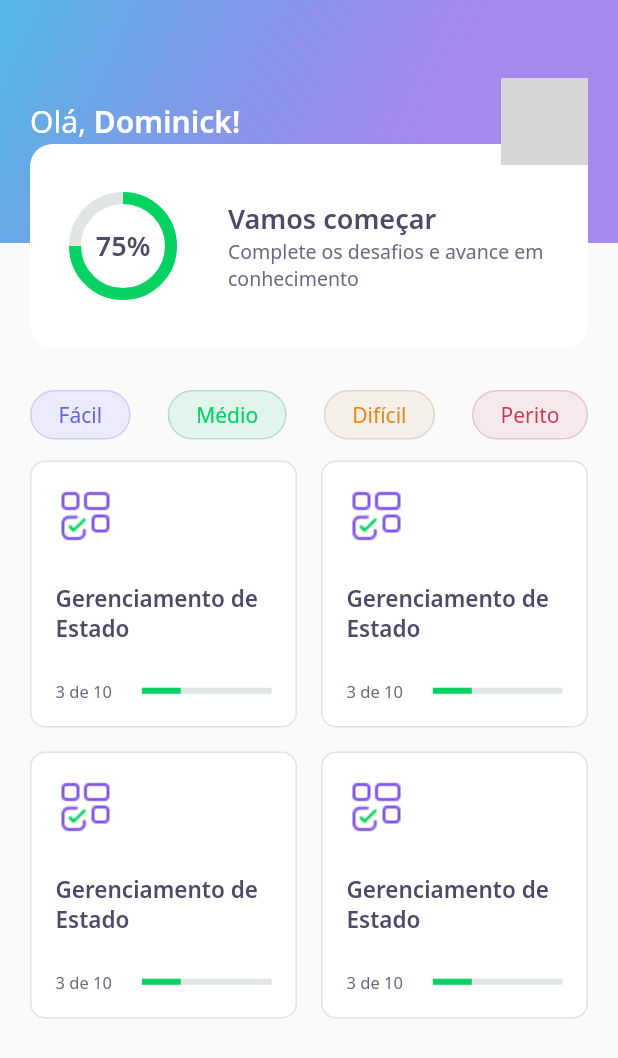
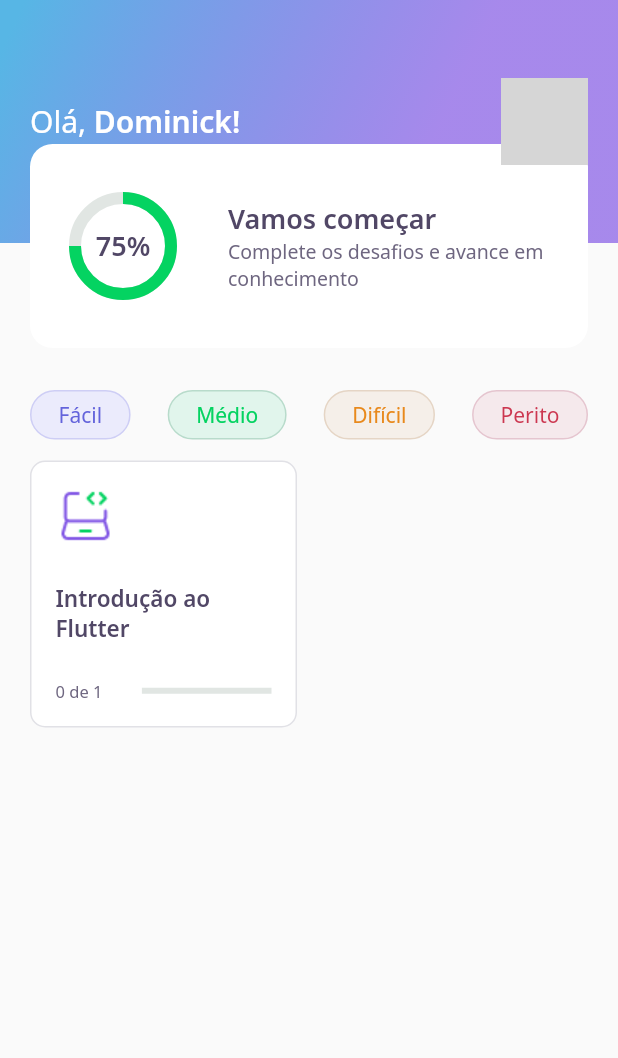
Before and after one commit to dominickbrasileiro/devquiz, a Flutter app: the HomePage screen opened directly, on a phone screen of 412 x 824 dp. Shown: the top 1058 px of the screen. Run offline on Flutter 3.47's test engine with Material 2 defaults, Android fonts, the phone set to English and light mode, and no system bars; our stand-ins replace google_fonts; accounts and stored records are empty; network calls fail; grey boxes are pictures that could not be loaded.

Commit message:
Aula 03 - In Orbit

```diff
--- /dev/null
+++ b/database/user.json
@@ -0,0 +1,5 @@
+{
+  "name": "Dominick",
+  "photoUrl": "https://github.com/dominickbrasileiro.png",
+  "score": 40
+}
--- /dev/null
+++ b/lib/common/models/question_model.dart
@@ -0,0 +1,33 @@
+import 'dart:convert';
+
+import 'package:devquiz/common/models/answer_model.dart';
+
+class QuestionModel {
+  final String title;
+  final List<AnswerModel> answers;
+
+  QuestionModel({
+    required this.title,
+    required this.answers,
+  }) : assert(answers.length == 4);
+
+  Map<String, dynamic> toMap() {
+    return {
+      'title': title,
+      'answers': answers.map((x) => x.toMap()).toList(),
+    };
+  }
+
+  factory QuestionModel.fromMap(Map<String, dynamic> map) {
+    return QuestionModel(
+      title: map['title'],
+      answers: List<AnswerModel>.from(
+          map['answers'].map((x) => AnswerModel.fromMap(x))),
+    );
+  }
+
+  String toJson() => json.encode(toMap());
+
+  factory QuestionModel.fromJson(String source) =>
+      QuestionModel.fromMap(json.decode(source));
+}
--- /dev/null
+++ b/lib/common/models/quiz_model.dart
@@ -0,0 +1,70 @@
+import 'dart:convert';
+
+import 'package:devquiz/common/models/question_model.dart';
+
+enum Level {
+  easy,
+  medium,
+  difficult,
+  expert,
+}
+
+extension LevelStringExt on String {
+  Level getLevel() => {
+        'easy': Level.easy,
+        'medium': Level.medium,
+        'difficult': Level.difficult,
+        'expert': Level.expert,
+      }[this]!;
+}
+
+extension LevelExt on Level {
+  String getString() => {
+        Level.easy: 'easy',
+        Level.medium: 'medium',
+        Level.difficult: 'difficult',
+        Level.expert: 'expert',
+      }[this]!;
+}
+
+class QuizModel {
+  final String title;
+  final List<QuestionModel> questions;
+  final int questionsAnswered;
+  final String image;
+  final Level level;
+
+  QuizModel({
+    required this.title,
+    required this.questions,
+    this.questionsAnswered = 0,
+    required this.image,
+    required this.level,
+  });
+
+  Map<String, dynamic> toMap() {
+    return {
+      'title': title,
+      'questions': questions.map((x) => x.toMap()).toList(),
+      'questionsAnswered': questionsAnswered,
+      'image': image,
+      'level': level.getString(),
+    };
+  }
+
+  factory QuizModel.fromMap(Map<String, dynamic> map) {
+    return QuizModel(
+      title: map['title'],
+      questions: List<QuestionModel>.from(
+          map['questions'].map((x) => QuestionModel.fromMap(x))),
+      questionsAnswered: map['questionsAnswered'] ?? 0,
+      image: map['image'],
+      level: map['level'].toString().getLevel(),
+    );
+  }
+
+  String toJson() => json.encode(toMap());
+
+  factory QuizModel.fromJson(String source) =>
+      QuizModel.fromMap(json.decode(source));
+}
--- /dev/null
+++ b/lib/common/models/user_model.dart
@@ -0,0 +1,34 @@
+import 'dart:convert';
+
+class UserModel {
+  final String name;
+  final String photoUrl;
+  final int score;
+
+  UserModel({
+    required this.name,
+    required this.photoUrl,
+    this.score = 0,
+  });
+
+  Map<String, dynamic> toMap() {
+    return {
+      'name': name,
+      'photoUrl': photoUrl,
+      'score': score,
+    };
+  }
+
+  factory UserModel.fromMap(Map<String, dynamic> map) {
+    return UserModel(
+      name: map['name'],
+      photoUrl: map['photoUrl'],
+      score: map['score'],
+    );
+  }
+
+  String toJson() => json.encode(toMap());
+
+  factory UserModel.fromJson(String source) =>
+      UserModel.fromMap(json.decode(source));
+}
--- a/lib/core/app_widget.dart
+++ b/lib/core/app_widget.dart
@@ -1,5 +1,5 @@
-import 'package:devquiz/challenge/challenge_page.dart';
-// import 'package:devquiz/home/home_page.dart';
+// import 'package:devquiz/challenge/challenge_page.dart';
+import 'package:devquiz/home/home_page.dart';
 // import 'package:devquiz/splash/splash_page.dart';
 import 'package:flutter/material.dart';
 
@@ -8,7 +8,7 @@ class AppWidget extends StatelessWidget {
   Widget build(BuildContext context) {
     return MaterialApp(
       title: "DevQuiz",
-      home: ChallengePage(),
+      home: HomePage(),
       debugShowCheckedModeBanner: false,
     );
   }
--- /dev/null
+++ b/lib/home/home_controller.dart
@@ -0,0 +1,35 @@
+import 'package:devquiz/common/models/quiz_model.dart';
+import 'package:devquiz/common/models/user_model.dart';
+import 'package:flutter/foundation.dart';
+
+import 'home_repository.dart';
+import 'home_state.dart';
+
+class HomeController {
+  ValueNotifier<HomeState> stateNotifier =
+      ValueNotifier<HomeState>(HomeState.empty);
+
+  HomeState get state => stateNotifier.value;
+  set state(HomeState state) => stateNotifier.value = state;
+
+  UserModel? user;
+  List<QuizModel>? quizzes;
+
+  final repository = HomeRepository();
+
+  Future getUser() async {
+    state = HomeState.loading;
+
+    user = await repository.getUser();
+
+    state = HomeState.success;
+  }
+
+  Future getQuizzes() async {
+    state = HomeState.loading;
+
+    quizzes = await repository.getQuizzes();
+
+    state = HomeState.success;
+  }
+}
--- a/lib/home/home_page.dart
+++ b/lib/home/home_page.dart
@@ -1,7 +1,11 @@
+import 'package:devquiz/core/core.dart';
+import 'package:devquiz/home/home_state.dart';
 import 'package:devquiz/home/widgets/app_bar/app_bar_widget.dart';
 import 'package:devquiz/home/widgets/level_button/level_button_widget.dart';
 import 'package:devquiz/home/widgets/quiz_card/quiz_card_widget.dart';
 import 'package:flutter/material.dart';
+
+import 'home_controller.dart';
 
 class HomePage extends StatefulWidget {
   @override
@@ -9,10 +13,27 @@ class HomePage extends StatefulWidget {
 }
 
 class _HomePageState extends State<HomePage> {
+  final controller = HomeController();
+
+  @override
+  void initState() {
+    controller.stateNotifier.addListener(() {
+      setState(() {});
+    });
+
+    controller.getUser();
+    controller.getQuizzes();
+
+    super.initState();
+  }
+
   @override
   Widget build(BuildContext context) {
+    if (controller.state == HomeState.success) {
       return Scaffold(
-      appBar: AppBarWidget(),
+        appBar: AppBarWidget(
+          user: controller.user!,
+        ),
         body: Padding(
           padding: EdgeInsets.symmetric(horizontal: 20),
           child: Column(
@@ -41,17 +62,25 @@ class _HomePageState extends State<HomePage> {
                   crossAxisCount: 2,
                   mainAxisSpacing: 16,
                   crossAxisSpacing: 16,
-                children: [
-                  QuizCardWidget(),
-                  QuizCardWidget(),
-                  QuizCardWidget(),
-                  QuizCardWidget(),
-                ],
+                  children: controller.quizzes!
+                      .map(
+                        (quiz) => QuizCardWidget(quiz: quiz),
+                      )
+                      .toList(),
                 ),
               )
             ],
           ),
         ),
       );
+    } else {
+      return Scaffold(
+        body: Center(
+          child: CircularProgressIndicator(
+            valueColor: AlwaysStoppedAnimation<Color>(AppColors.darkGreen),
+          ),
+        ),
+      );
     }
   }
+}
--- /dev/null
+++ b/lib/home/home_state.dart
@@ -0,0 +1,6 @@
+enum HomeState {
+  success,
+  loading,
+  error,
+  empty,
+}
--- a/lib/home/widgets/quiz_card/quiz_card_widget.dart
+++ b/lib/home/widgets/quiz_card/quiz_card_widget.dart
@@ -1,8 +1,15 @@
+import 'package:devquiz/common/models/quiz_model.dart';
 import 'package:devquiz/common/widgets/progress_indicator/progress_indicator_widget.dart';
 import 'package:devquiz/core/core.dart';
 import 'package:flutter/material.dart';
 
 class QuizCardWidget extends StatelessWidget {
+  final QuizModel quiz;
+
+  QuizCardWidget({
+    required this.quiz,
+  });
+
   @override
   Widget build(BuildContext context) {
     return Container(
@@ -23,10 +30,10 @@ class QuizCardWidget extends StatelessWidget {
           Container(
             width: 40,
             height: 40,
-            child: Image.asset(AppImages.blocks),
+            child: Image.asset('assets/images/${quiz.image}'),
           ),
           Text(
-            'Gerenciamento de Estado',
+            quiz.title,
             style: AppTextStyles.heading15,
           ),
           Row(
@@ -34,13 +41,15 @@ class QuizCardWidget extends StatelessWidget {
               Expanded(
                 flex: 2,
                 child: Text(
-                  '3 de 10',
+                  '${quiz.questionsAnswered} de ${quiz.questions.length}',
                   style: AppTextStyles.body11,
                 ),
               ),
               Expanded(
                 flex: 3,
-                child: ProgressIndicatorWidget(value: 0.3),
+                child: ProgressIndicatorWidget(
+                  value: quiz.questionsAnswered / quiz.questions.length,
+                ),
               ),
             ],
           ),
--- a/pubspec.yaml
+++ b/pubspec.yaml
@@ -18,5 +18,6 @@ dev_dependencies:
 flutter:
   assets:
     - assets/images/
+    - database/
 
   uses-material-design: true
```
Also changed, not shown: database/quizzes.json (added, +27 -0 lines), lib/common/models/answer_model.dart (added, +30 -0 lines), lib/home/home_repository.dart (added, +25 -0 lines), lib/home/widgets/app_bar/app_bar_widget.dart (+8 -4 lines). Lines whose indentation alone changed are shown as unchanged.
